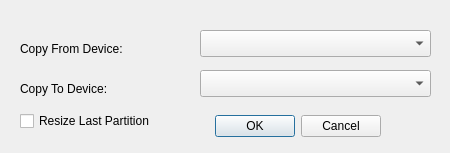
First picture: the form in recovery/piclonedialog.ui, repository procount/pinn, before the edit.
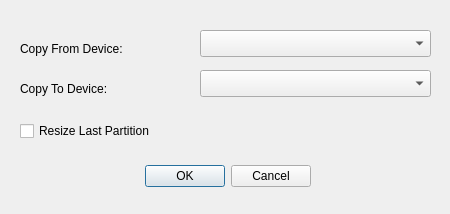
Second picture: the form after the edit.

The edit to the form file:
```diff
--- a/recovery/piclonedialog.ui
+++ b/recovery/piclonedialog.ui
@@ -7,7 +7,7 @@
     <x>0</x>
     <y>0</y>
     <width>450</width>
-    <height>153</height>
+    <height>214</height>
    </rect>
   </property>
   <property name="windowTitle">
@@ -16,8 +16,8 @@
   <widget class="QDialogButtonBox" name="buttonBox">
    <property name="geometry">
     <rect>
-     <x>170</x>
-     <y>110</y>
+     <x>100</x>
+     <y>160</y>
      <width>211</width>
      <height>32</height>
     </rect>
@@ -34,7 +34,7 @@
     <rect>
      <x>20</x>
      <y>40</y>
-     <width>126</width>
+     <width>171</width>
      <height>17</height>
     </rect>
    </property>
@@ -67,7 +67,7 @@
     <rect>
      <x>20</x>
      <y>80</y>
-     <width>126</width>
+     <width>171</width>
      <height>17</height>
     </rect>
    </property>
@@ -79,8 +79,8 @@
    <property name="geometry">
     <rect>
      <x>20</x>
-     <y>110</y>
-     <width>181</width>
+     <y>120</y>
+     <width>401</width>
      <height>22</height>
     </rect>
    </property>
```
